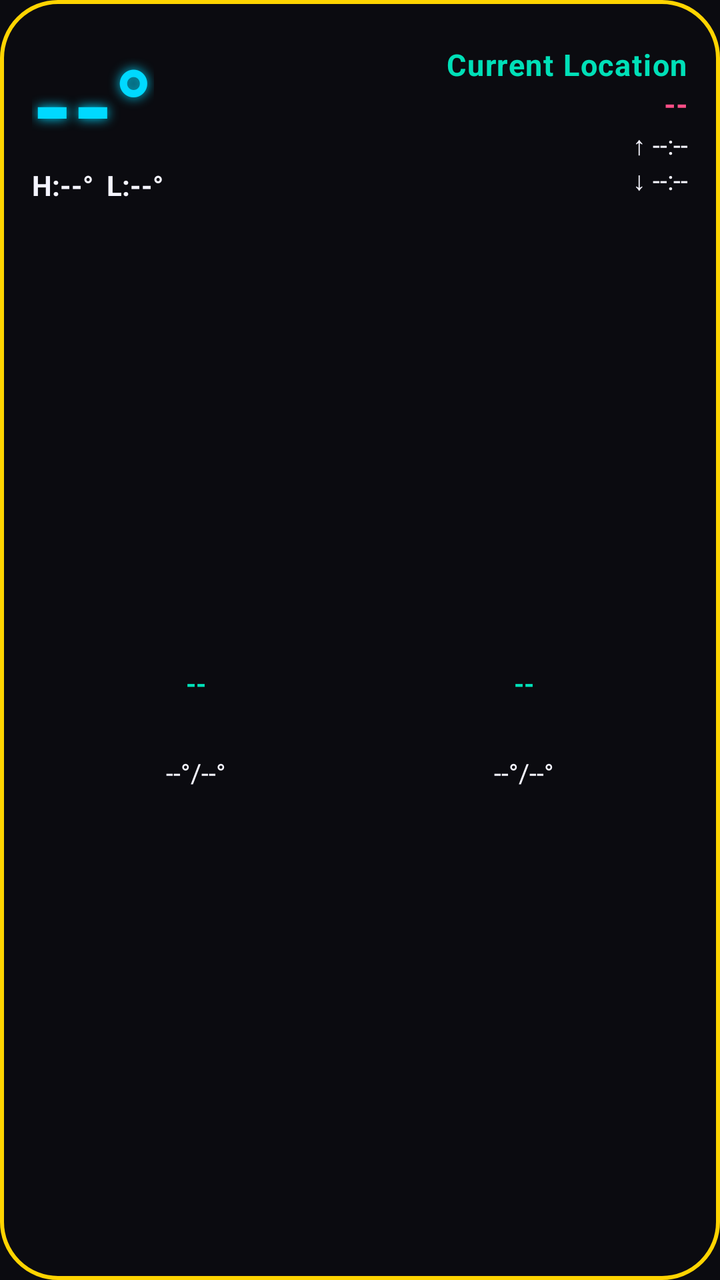
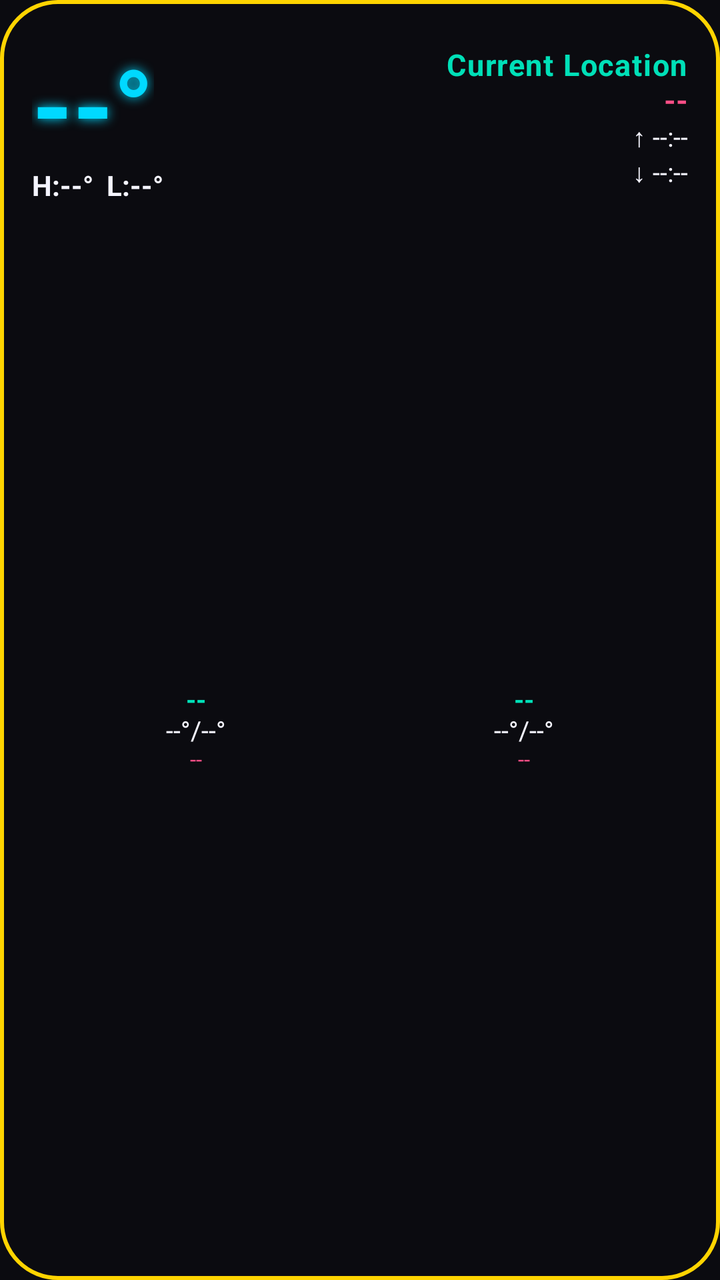

Screens rendered from an Android XML layout before and after an edit, with the pre-edit source and the edit as a unified diff.
<!-- AndroidManifest.xml: application theme Theme.WeatherWidget -->
<!-- res/layout/widget_weather.xml -->
<?xml version="1.0" encoding="utf-8"?>
<LinearLayout xmlns:android="http://schemas.android.com/apk/res/android"
    android:id="@+id/weatherWidgetRoot"
    android:layout_width="match_parent"
    android:layout_height="match_parent"
    android:orientation="vertical"
    android:background="@drawable/widget_background"
    android:paddingTop="24dp"
    android:paddingBottom="16dp"
    android:paddingStart="16dp"
    android:paddingEnd="16dp">

    <LinearLayout
        android:layout_width="match_parent"
        android:layout_height="wrap_content"
        android:orientation="horizontal">

        
        <LinearLayout
            android:layout_width="0dp"
            android:layout_weight="1"
            android:layout_height="wrap_content"
            android:orientation="vertical"
            android:gravity="start">

            <TextView
                android:id="@+id/tempText"
                android:layout_width="wrap_content"
                android:layout_height="wrap_content"
                android:includeFontPadding="false"
                android:textColor="@color/retro_cyan"
                android:textSize="52sp"
                android:textStyle="bold"
                android:shadowColor="@color/retro_cyan"
                android:shadowDx="0"
                android:shadowDy="0"
                android:shadowRadius="14"
                android:text="--°" />

            <TextView
                android:id="@+id/todayHighLowText"
                android:layout_width="wrap_content"
                android:layout_height="wrap_content"
                android:includeFontPadding="false"
                android:textColor="@color/retro_white"
                android:textSize="14sp"
                android:textStyle="bold"
                android:maxLines="1"
                android:ellipsize="end"
                android:text="H:--°  L:--°" />

        </LinearLayout>

        
        <LinearLayout
            android:layout_width="0dp"
            android:layout_weight="1"
            android:layout_height="wrap_content"
            android:orientation="vertical"
            android:gravity="end">

            <TextView
                android:id="@+id/locationText"
                android:layout_width="wrap_content"
                android:layout_height="wrap_content"
                android:includeFontPadding="false"
                android:textColor="@color/retro_teal"
                android:textSize="15sp"
                android:textStyle="bold"
                android:letterSpacing="0.04"
                android:maxLines="1"
                android:ellipsize="end"
                android:text="@string/current_location" />

            <LinearLayout
                android:id="@+id/conditionRow"
                android:layout_width="wrap_content"
                android:layout_height="wrap_content"
                android:orientation="horizontal"
                android:gravity="center_vertical">

                <TextView
                    android:id="@+id/conditionEmoji"
                    android:layout_width="wrap_content"
                    android:layout_height="wrap_content"
                    android:textSize="16sp"
                    android:layout_marginEnd="4dp"
                    android:text="" />

                <TextView
                    android:id="@+id/conditionText"
                    android:layout_width="wrap_content"
                    android:layout_height="wrap_content"
                    android:includeFontPadding="false"
                    android:textColor="@color/retro_pink"
                    android:textSize="15sp"
                    android:textStyle="bold"
                    android:maxLines="1"
                    android:ellipsize="end"
                    android:text="--" />

            </LinearLayout>

            
            <LinearLayout
                android:id="@+id/sunRow"
                android:layout_width="wrap_content"
                android:layout_height="wrap_content"
                android:orientation="vertical"
                android:gravity="end">

                <TextView
                    android:id="@+id/sunriseText"
                    android:layout_width="wrap_content"
                    android:layout_height="wrap_content"
                    android:includeFontPadding="false"
                    android:textColor="@color/retro_white"
                    android:textSize="13sp"
                    android:maxLines="1"
                    android:ellipsize="end"
                    android:text="↑ --:--" />

                <TextView
                    android:id="@+id/sunsetText"
                    android:layout_width="wrap_content"
                    android:layout_height="wrap_content"
                    android:includeFontPadding="false"
                    android:textColor="@color/retro_white"
                    android:textSize="13sp"
                    android:maxLines="1"
                    android:ellipsize="end"
                    android:text="↓ --:--" />

            </LinearLayout>

        </LinearLayout>

    </LinearLayout>

    
    <LinearLayout
        android:id="@+id/forecastRow"
        android:layout_width="match_parent"
        android:layout_height="0dp"
        android:layout_weight="1"
        android:orientation="horizontal"
        android:layout_marginTop="4dp">

        <LinearLayout
            android:layout_width="0dp"
            android:layout_weight="1"
            android:layout_height="match_parent"
            android:orientation="vertical"
            android:gravity="center">

            <TextView
                android:id="@+id/forecast1Day"
                android:layout_width="wrap_content"
                android:layout_height="wrap_content"
                android:includeFontPadding="false"
                android:textColor="@color/retro_teal"
                android:textStyle="bold"
                android:textSize="13sp"
                android:text="--" />

            <TextView
                android:id="@+id/forecast1Emoji"
                android:layout_width="wrap_content"
                android:layout_height="wrap_content"
                android:textSize="22sp"
                android:text="" />

            <TextView
                android:id="@+id/forecast1HighLow"
                android:layout_width="wrap_content"
                android:layout_height="wrap_content"
                android:includeFontPadding="false"
                android:textColor="@color/retro_white"
                android:textSize="13sp"
                android:text="--°/--°" />

        </LinearLayout>

        <LinearLayout
            android:layout_width="0dp"
            android:layout_weight="1"
            android:layout_height="match_parent"
            android:orientation="vertical"
            android:gravity="center">

            <TextView
                android:id="@+id/forecast2Day"
                android:layout_width="wrap_content"
                android:layout_height="wrap_content"
                android:includeFontPadding="false"
                android:textColor="@color/retro_teal"
                android:textStyle="bold"
                android:textSize="13sp"
                android:text="--" />

            <TextView
                android:id="@+id/forecast2Emoji"
                android:layout_width="wrap_content"
                android:layout_height="wrap_content"
                android:textSize="22sp"
                android:text="" />

            <TextView
                android:id="@+id/forecast2HighLow"
                android:layout_width="wrap_content"
                android:layout_height="wrap_content"
                android:includeFontPadding="false"
                android:textColor="@color/retro_white"
                android:textSize="13sp"
                android:text="--°/--°" />

        </LinearLayout>

    </LinearLayout>

    
    <TextView
        android:id="@+id/updatedText"
        android:layout_width="match_parent"
        android:layout_height="wrap_content"
        android:includeFontPadding="false"
        android:textColor="@color/retro_white_dim"
        android:textSize="10sp"
        android:maxLines="1"
        android:ellipsize="end"
        android:visibility="gone"
        android:text="" />

</LinearLayout>
<!-- resources referenced by this layout -->
<resources>
  <color name="retro_cyan">#00D9FF</color>
  <color name="retro_pink">#FF4F87</color>
  <color name="retro_teal">#00E0B8</color>
  <color name="retro_white">#F5F5FF</color>
  <color name="retro_white_dim">#8C8C99</color>
  <!-- drawable widget_background (drawable) -->
  <?xml version="1.0" encoding="utf-8"?>
  <layer-list xmlns:android="http://schemas.android.com/apk/res/android">
      <item>
          <shape android:shape="rectangle">
              <solid android:color="@color/widget_bg" />
              <corners android:radius="@dimen/widget_corner_radius" />
          </shape>
      </item>
      <item>
          <shape android:shape="rectangle">
              <stroke
                  android:width="2dp"
                  android:color="@color/retro_yellow" />
              <corners android:radius="@dimen/widget_corner_radius" />
          </shape>
      </item>
  </layer-list>
  <string name="current_location">Current Location</string>
  <style name="Theme.WeatherWidget" parent="Theme.MaterialComponents.NoActionBar">
          <item name="colorPrimary">@color/retro_teal</item>
          <item name="colorPrimaryDark">@color/black</item>
          <item name="colorAccent">@color/retro_cyan</item>
          <item name="android:windowBackground">@color/widget_bg</item>
          <item name="android:textColorPrimary">@color/retro_white</item>
          <item name="android:textColorSecondary">@color/retro_white</item>
      </style>
  <color name="widget_bg">#0B0B10</color>
  <dimen name="widget_corner_radius">20dp</dimen>
  <color name="retro_yellow">#FFD400</color>
  <color name="black">#000000</color>
</resources>

<!-- the commit's change to res/layout/widget_weather.xml (unified diff, before → after) -->
@@ -72,34 +72,18 @@
                 android:ellipsize="end"
                 android:text="@string/current_location" />
 
-            <LinearLayout
-                android:id="@+id/conditionRow"
-                android:layout_width="wrap_content"
-                android:layout_height="wrap_content"
-                android:orientation="horizontal"
-                android:gravity="center_vertical">
-
-                <TextView
-                    android:id="@+id/conditionEmoji"
-                    android:layout_width="wrap_content"
-                    android:layout_height="wrap_content"
-                    android:textSize="16sp"
-                    android:layout_marginEnd="4dp"
-                    android:text="" />
-
-                <TextView
-                    android:id="@+id/conditionText"
-                    android:layout_width="wrap_content"
-                    android:layout_height="wrap_content"
-                    android:includeFontPadding="false"
-                    android:textColor="@color/retro_pink"
-                    android:textSize="15sp"
-                    android:textStyle="bold"
-                    android:maxLines="1"
-                    android:ellipsize="end"
-                    android:text="--" />
-
-            </LinearLayout>
+            
+            <TextView
+                android:id="@+id/conditionText"
+                android:layout_width="wrap_content"
+                android:layout_height="wrap_content"
+                android:includeFontPadding="false"
+                android:textColor="@color/retro_pink"
+                android:textSize="15sp"
+                android:textStyle="bold"
+                android:maxLines="1"
+                android:ellipsize="end"
+                android:text="--" />
 
             
             <LinearLayout
@@ -164,13 +148,6 @@
                 android:text="--" />
 
             <TextView
-                android:id="@+id/forecast1Emoji"
-                android:layout_width="wrap_content"
-                android:layout_height="wrap_content"
-                android:textSize="22sp"
-                android:text="" />
-
-            <TextView
                 android:id="@+id/forecast1HighLow"
                 android:layout_width="wrap_content"
                 android:layout_height="wrap_content"
@@ -179,6 +156,16 @@
                 android:textSize="13sp"
                 android:text="--°/--°" />
 
+            
+            <TextView
+                android:id="@+id/forecast1Condition"
+                android:layout_width="wrap_content"
+                android:layout_height="wrap_content"
+                android:includeFontPadding="false"
+                android:textColor="@color/retro_pink"
+                android:textSize="11sp"
+                android:text="--" />
+
         </LinearLayout>
 
         <LinearLayout
@@ -199,13 +186,6 @@
                 android:text="--" />
 
             <TextView
-                android:id="@+id/forecast2Emoji"
-                android:layout_width="wrap_content"
-                android:layout_height="wrap_content"
-                android:textSize="22sp"
-                android:text="" />
-
-            <TextView
                 android:id="@+id/forecast2HighLow"
                 android:layout_width="wrap_content"
                 android:layout_height="wrap_content"
@@ -213,6 +193,16 @@
                 android:textColor="@color/retro_white"
                 android:textSize="13sp"
                 android:text="--°/--°" />
+
+            
+            <TextView
+                android:id="@+id/forecast2Condition"
+                android:layout_width="wrap_content"
+                android:layout_height="wrap_content"
+                android:includeFontPadding="false"
+                android:textColor="@color/retro_pink"
+                android:textSize="11sp"
+                android:text="--" />
 
         </LinearLayout>
 
